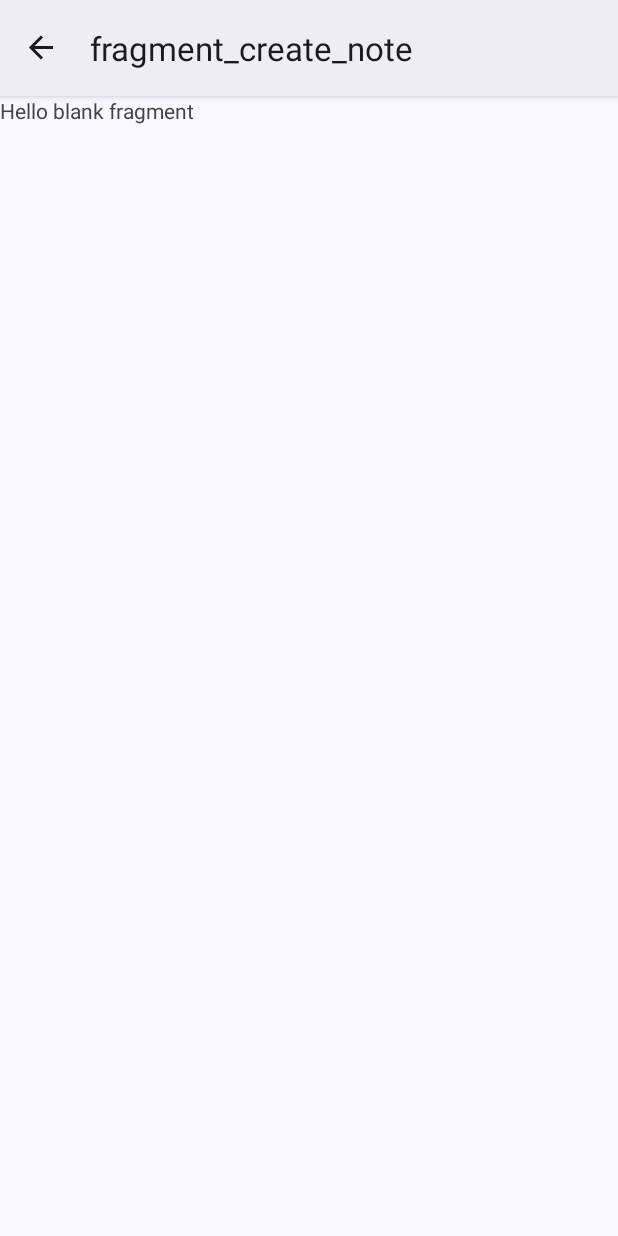
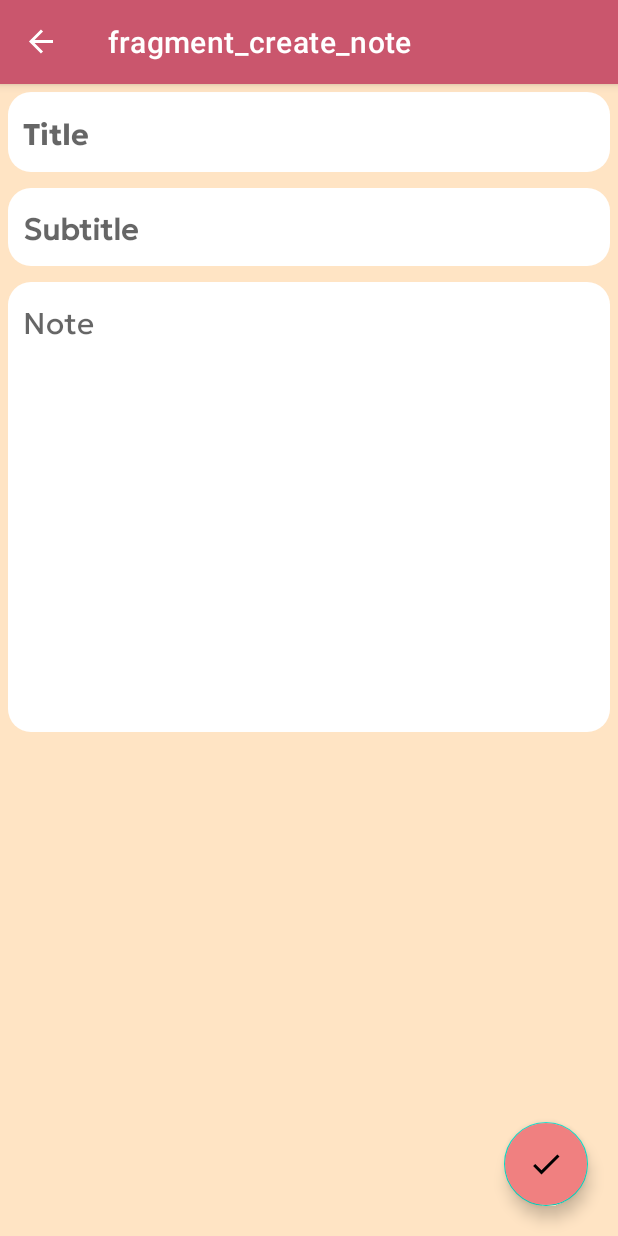
Before and after one commit to YadavYashvant/Notesy, an Android app: the CreateNoteFragment screen opened through its navigation route, on a phone screen of 412 x 824 dp. Run offline under Robolectric (Android 15) with nearby library versions, the phone set to English and light mode, and no system bars; our stand-ins replace navigation-ui.

Commit message:
updated UI

```diff
--- a/app/src/main/java/com/example/notesy/ui/Fragments/CreateNoteFragment.kt
+++ b/app/src/main/java/com/example/notesy/ui/Fragments/CreateNoteFragment.kt
@@ -6,15 +6,22 @@ import android.view.LayoutInflater
 import android.view.View
 import android.view.ViewGroup
 import com.example.notesy.R
+import com.example.notesy.databinding.FragmentCreateNoteBinding
 
 class CreateNoteFragment : Fragment() {
 
+    lateinit var binding: FragmentCreateNoteBinding
     override fun onCreateView(
         inflater: LayoutInflater, container: ViewGroup?,
         savedInstanceState: Bundle?
     ): View? {
         // Inflate the layout for this fragment
-        return inflater.inflate(R.layout.fragment_create_note, container, false)
+
+        binding = FragmentCreateNoteBinding.inflate(layoutInflater,container,false)
+
+
+
+        return binding.root
     }
 
 }
--- /dev/null
+++ b/app/src/main/res/drawable/baseline_check_24.xml
@@ -0,0 +1,5 @@
+<vector android:height="24dp" android:tint="#000000"
+    android:viewportHeight="24" android:viewportWidth="24"
+    android:width="24dp" xmlns:android="http://schemas.android.com/apk/res/android">
+    <path android:fillColor="@android:color/white" android:pathData="M9,16.17L4.83,12l-1.42,1.41L9,19 21,7l-1.41,-1.41z"/>
+</vector>
--- /dev/null
+++ b/app/src/main/res/drawable/edit_text_contn.xml
@@ -0,0 +1,5 @@
+<?xml version="1.0" encoding="utf-8"?>
+<shape android:shape="rectangle" xmlns:android="http://schemas.android.com/apk/res/android">
+    <solid android:color="@color/White"/>
+    <corners android:radius="15dp"/>
+</shape>
--- /dev/null
+++ b/app/src/main/res/drawable/no_button.xml
@@ -0,0 +1,5 @@
+<?xml version="1.0" encoding="utf-8"?>
+<shape android:shape="rectangle" xmlns:android="http://schemas.android.com/apk/res/android">
+    <solid android:color="@color/NavajoWhite"/>
+    <corners android:radius="200dp"/>
+</shape>
--- /dev/null
+++ b/app/src/main/res/drawable/yes_button.xml
@@ -0,0 +1,5 @@
+<?xml version="1.0" encoding="utf-8"?>
+<shape android:shape="rectangle" xmlns:android="http://schemas.android.com/apk/res/android">
+    <solid android:color="@color/Tomato"/>
+    <corners android:radius="200dp"/>
+</shape>
--- a/app/src/main/res/layout/fragment_create_note.xml
+++ b/app/src/main/res/layout/fragment_create_note.xml
@@ -3,12 +3,65 @@
     xmlns:tools="http://schemas.android.com/tools"
     android:layout_width="match_parent"
     android:layout_height="match_parent"
-    tools:context=".ui.Fragments.CreateNoteFragment">
+    tools:context=".ui.Fragments.CreateNoteFragment"
+    android:background="@color/Bisque"
+    >
 
-    <!-- TODO: Update blank fragment layout -->
-    <TextView
+    <LinearLayout
         android:layout_width="match_parent"
         android:layout_height="match_parent"
-        android:text="@string/hello_blank_fragment" />
+        android:orientation="vertical">
 
+        <EditText
+            android:id="@+id/edtTitle"
+            android:layout_width="match_parent"
+            android:layout_height="wrap_content"
+            android:hint="Title"
+            android:layout_margin="5dp"
+            android:fontFamily="@font/geologica_auto_bold"
+            android:padding="10dp"
+            android:textSize="20sp"
+            android:maxLines="1"
+            android:background="@drawable/edit_text_contn"
+            />
+
+        <EditText
+            android:id="@+id/edtSubtitle"
+            android:layout_width="match_parent"
+            android:layout_height="wrap_content"
+            android:hint="Subtitle"
+            android:maxLines="1"
+            android:layout_margin="5dp"
+            android:fontFamily="@font/geologica_auto_regular"
+            android:textStyle="bold"
+            android:padding="10dp"
+            android:textSize="20sp"
+            android:background="@drawable/edit_text_contn"
+            />
+
+        <EditText
+            android:id="@+id/edtNote"
+            android:layout_width="match_parent"
+            android:layout_height="300dp"
+            android:hint="Note"
+            android:layout_margin="5dp"
+            android:gravity="start"
+            android:fontFamily="@font/geologica_auto_regular"
+            android:padding="10dp"
+            android:textSize="20sp"
+            android:background="@drawable/edit_text_contn"
+            />
+
+    </LinearLayout>
+
+    <com.google.android.material.floatingactionbutton.FloatingActionButton
+        android:id="@+id/fbtnsaveNote"
+        android:layout_width="wrap_content"
+        android:layout_height="wrap_content"
+        android:layout_gravity="bottom|right"
+        android:layout_marginBottom="20dp"
+        android:layout_marginRight="20dp"
+        android:backgroundTint="@color/LightCoral"
+        android:src="@drawable/baseline_check_24"
+        />
 </FrameLayout>
--- a/app/src/main/res/layout/fragment_home.xml
+++ b/app/src/main/res/layout/fragment_home.xml
@@ -25,7 +25,7 @@
             android:id="@+id/Homeaddlbtn"
             android:layout_marginRight="20dp"
             android:layout_marginBottom="20dp"
-            app:backgroundTint="@color/Cornsilk"
+            app:backgroundTint="@color/LightCoral"
             android:src="@drawable/baseline_add_24"
             app:layout_constraintBottom_toBottomOf="parent"
             app:layout_constraintEnd_toEndOf="parent" />
--- a/app/src/main/res/values/themes.xml
+++ b/app/src/main/res/values/themes.xml
@@ -1,9 +1,9 @@
 <resources xmlns:tools="http://schemas.android.com/tools">
     <!-- Base application theme. -->
-    <style name="Base.Theme.Notesy" parent="Theme.Material3.DynamicColors.Light">
+    <style name="Base.Theme.Notesy" parent="Theme.MaterialComponents.DayNight.DarkActionBar">
         <!-- Customize your light theme here. -->
         <!-- <item name="colorPrimary">@color/my_light_primary</item> -->
-        <item name="colorPrimary">@color/White</item>
+        <item name="colorPrimary">#CA566D</item>
         <item name="colorPrimaryDark">#D5831C</item>
         <item name="colorAccent">#044985</item>
         <item name="android:statusBarColor">#CA566D</item>
```
Also changed, not shown: app/src/main/res/layout/delete_dialog.xml (added, +43 -0 lines), app/src/main/res/layout/item_note.xml (added, +54 -0 lines).
